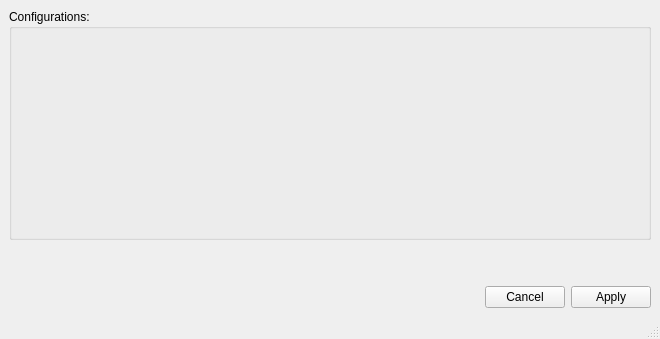
Above: mainwindow.ui from omidrazzaghi2000/OJsonParsee before the change. Below: the same form after it.
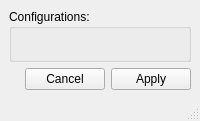
That is the form after the change.

What changed in the file:
```diff
--- a/mainwindow.ui
+++ b/mainwindow.ui
@@ -6,8 +6,8 @@
    <rect>
     <x>0</x>
     <y>0</y>
-    <width>660</width>
-    <height>339</height>
+    <width>200</width>
+    <height>121</height>
    </rect>
   </property>
   <property name="windowTitle">
@@ -29,22 +29,6 @@
         </layout>
        </widget>
       </item>
-      <item>
-       <spacer name="verticalSpacer">
-        <property name="orientation">
-         <enum>Qt::Vertical</enum>
-        </property>
-        <property name="sizeType">
-         <enum>QSizePolicy::Minimum</enum>
-        </property>
-        <property name="sizeHint" stdset="0">
-         <size>
-          <width>20</width>
-          <height>40</height>
-         </size>
-        </property>
-       </spacer>
-      </item>
       <item>
        <layout class="QHBoxLayout" name="horizontalLayout">
         <item>
```
